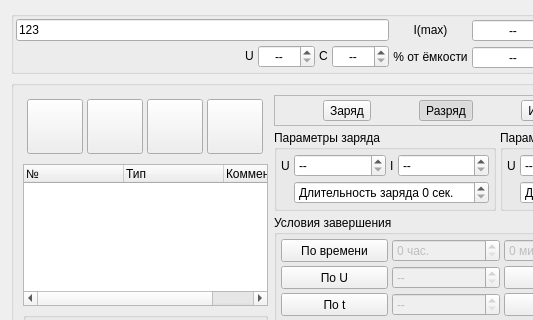
The window that data/zrmstageseditor.ui (dostapazov/powermon) describes before a commit, drawn with Qt 5; both pictures show x 0 to 533 and y 0 to 320 of the 752 by 497 pixel window.
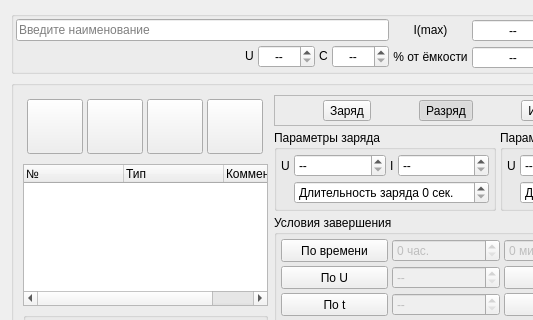
The same window after the commit. Icons and pictures are not drawn. Custom widgets are drawn as their Qt base class.

Diff of the .ui file:
```diff
--- a/data/zrmstageseditor.ui
+++ b/data/zrmstageseditor.ui
@@ -64,11 +64,14 @@
            </sizepolicy>
           </property>
           <property name="text">
-           <string>123</string>
+           <string/>
           </property>
           <property name="maxLength">
            <number>256</number>
           </property>
+          <property name="placeholderText">
+           <string>Введите наименование</string>
+          </property>
          </widget>
         </item>
         <item row="1" column="0">
```
Left out of the diff: 16 changed lines with no effect on the pictures.
